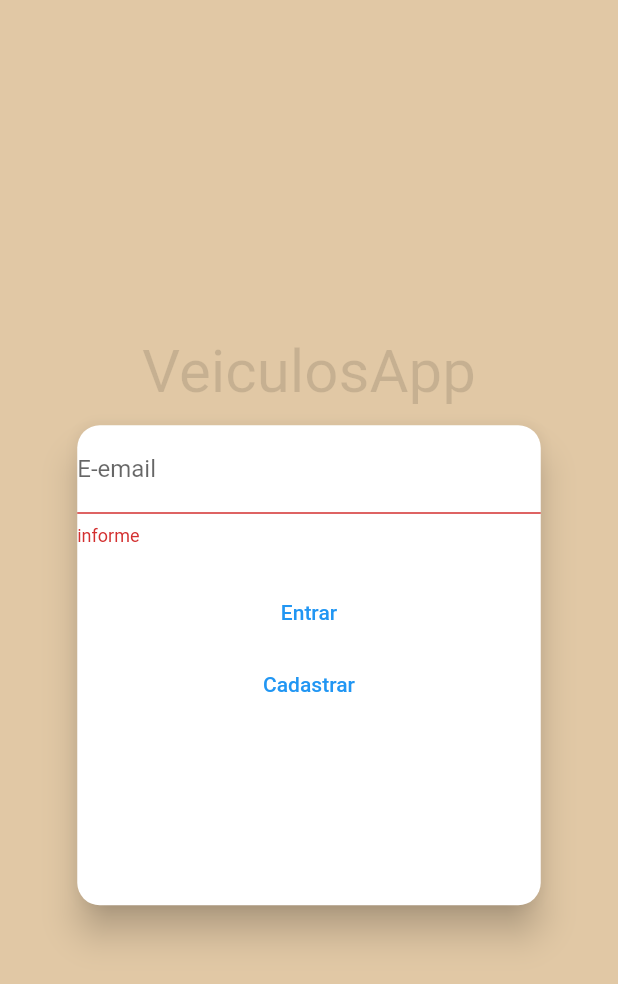
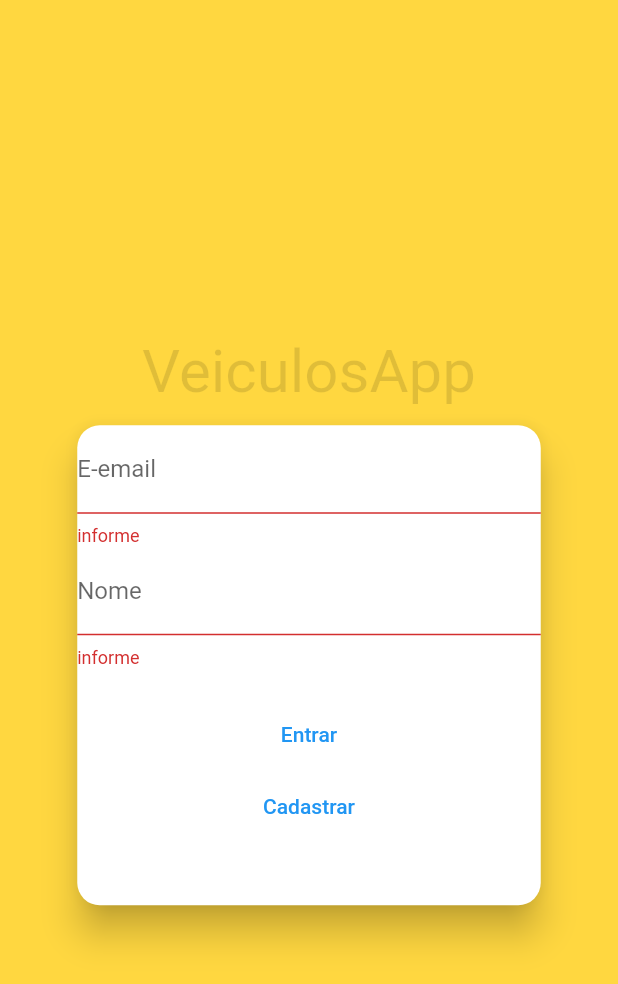
Before and after one commit to gabrielcomputacao/AprendendoFlutter, a Flutter app: the screen it shows after launch, after a tap on "Entrar", on a phone screen of 412 x 824 dp. Shown: the top 984 px of the screen. Run offline on Flutter 3.47's test engine with Material 2 defaults, Android fonts, the phone set to English and light mode, and no system bars.

Commit message:
corrigindo bugs

```diff
--- a/aulaconceitos/lib/componentes/card_login.dart
+++ b/aulaconceitos/lib/componentes/card_login.dart
@@ -95,7 +95,16 @@ class _CardLoginState extends State<CardLogin> {
                 decoration: InputDecoration(labelText: "E-email"),
                 keyboardType: TextInputType.emailAddress,
                 validator: (value) {
-                  if (value.isEmpty || value.contains("@")) {
+                  if (value.isEmpty) {
+                    return 'informe';
+                  }
+                },
+              ),
+              TextFormField(
+                decoration: InputDecoration(labelText: "Nome"),
+                keyboardType: TextInputType.emailAddress,
+                validator: (value) {
+                  if (value.isEmpty) {
                     return 'informe';
                   }
                 },
--- a/aulaconceitos/lib/telas/telaLogin.dart
+++ b/aulaconceitos/lib/telas/telaLogin.dart
@@ -9,8 +9,7 @@ class TelaLogin extends StatelessWidget {
       body: Stack(children: [
         Container(
           decoration: BoxDecoration(
-            gradient:
-                LinearGradient(colors: [Color.fromRGBO(200, 150, 80, 0.5)]),
+            gradient: LinearGradient(colors: [Colors.amberAccent]),
           ),
         ),
         Container(
```
